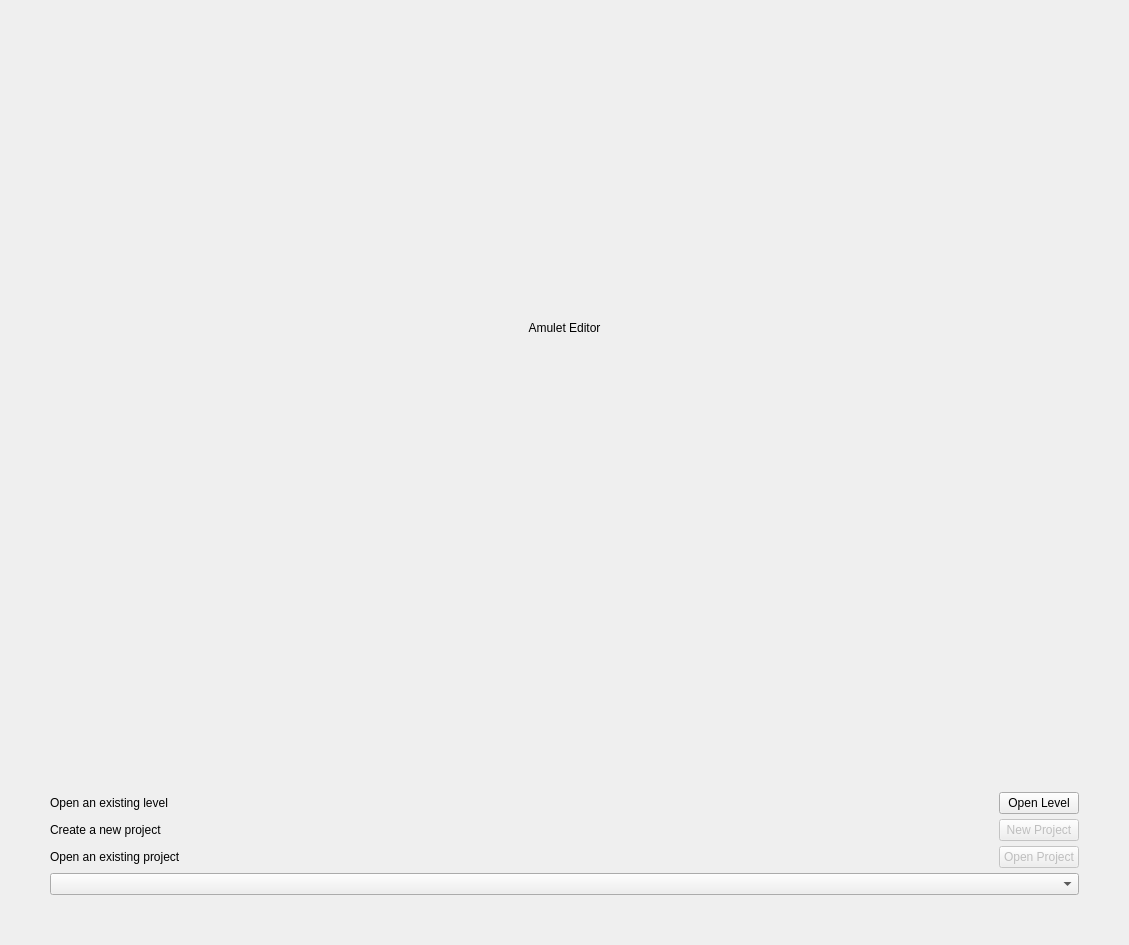
This is src/amulet_editor/application/windows/_amulet_landing_window/pages/home/_home.ui in Amulet-Team/Amulet-Editor as Qt 5 draws it before an edit. The edited form follows.
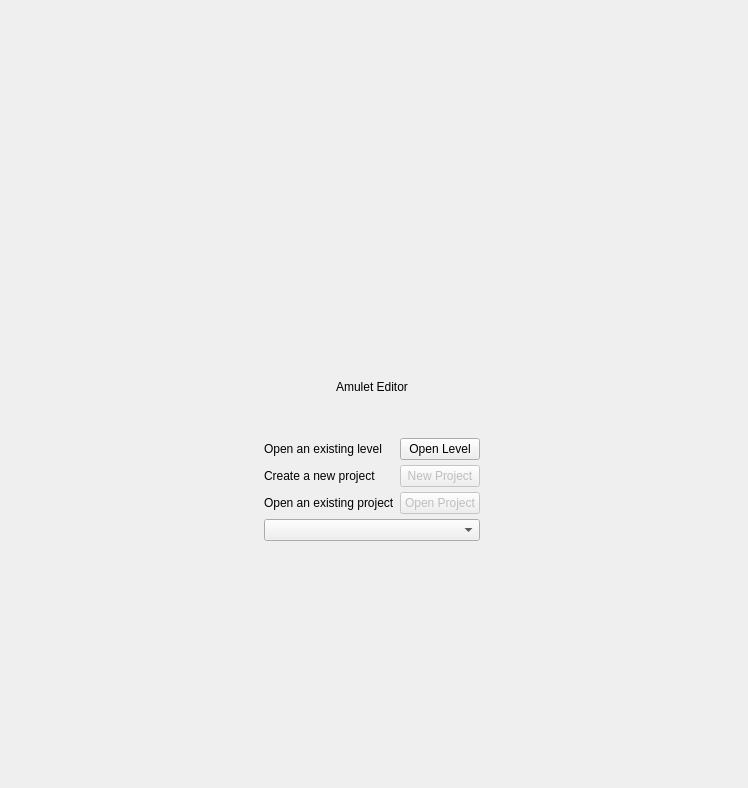
This is the edited form.

Commit message: Modified the home page

```diff
--- a/src/amulet_editor/application/windows/_amulet_landing_window/pages/home/_home.ui
+++ b/src/amulet_editor/application/windows/_amulet_landing_window/pages/home/_home.ui
@@ -6,18 +6,45 @@
    <rect>
     <x>0</x>
     <y>0</y>
-    <width>1129</width>
-    <height>945</height>
+    <width>748</width>
+    <height>788</height>
    </rect>
   </property>
   <property name="windowTitle">
    <string>Form</string>
   </property>
-  <layout class="QVBoxLayout" name="_vertical_layout">
+  <layout class="QHBoxLayout" name="horizontalLayout" stretch="1,0,1,0">
    <property name="spacing">
     <number>5</number>
    </property>
    <property name="leftMargin">
+    <number>0</number>
+   </property>
+   <property name="topMargin">
+    <number>0</number>
+   </property>
+   <property name="rightMargin">
+    <number>0</number>
+   </property>
+   <property name="bottomMargin">
+    <number>0</number>
+   </property>
+   <item>
+    <spacer name="horizontalSpacer_2">
+     <property name="orientation">
+      <enum>Qt::Horizontal</enum>
+     </property>
+     <property name="sizeHint" stdset="0">
+      <size>
+       <width>40</width>
+       <height>20</height>
+      </size>
+     </property>
+    </spacer>
+   </item>
+   <item>
+    <layout class="QVBoxLayout" name="_central_layout">
+     <property name="leftMargin">
     <number>50</number>
    </property>
    <property name="topMargin">
@@ -29,6 +56,19 @@
    <property name="bottomMargin">
     <number>50</number>
    </property>
+     <item>
+      <spacer name="verticalSpacer_2">
+       <property name="orientation">
+        <enum>Qt::Vertical</enum>
+       </property>
+       <property name="sizeHint" stdset="0">
+        <size>
+         <width>20</width>
+         <height>40</height>
+        </size>
+       </property>
+      </spacer>
+     </item>
    <item>
     <widget class="QLabel" name="lbl_app_icon">
      <property name="minimumSize">
@@ -156,6 +196,37 @@
       </widget>
      </item>
     </layout>
+     </item>
+     <item>
+      <spacer name="verticalSpacer">
+       <property name="orientation">
+        <enum>Qt::Vertical</enum>
+       </property>
+       <property name="sizeHint" stdset="0">
+        <size>
+         <width>20</width>
+         <height>40</height>
+        </size>
+       </property>
+      </spacer>
+     </item>
+    </layout>
+   </item>
+   <item>
+    <spacer name="horizontalSpacer">
+     <property name="orientation">
+      <enum>Qt::Horizontal</enum>
+     </property>
+     <property name="sizeHint" stdset="0">
+      <size>
+       <width>40</width>
+       <height>20</height>
+      </size>
+     </property>
+    </spacer>
+   </item>
+   <item>
+    <widget class="QWidget" name="quick_access" native="true"/>
    </item>
   </layout>
  </widget>
```
Lines whose indentation alone changed are shown as unchanged.
